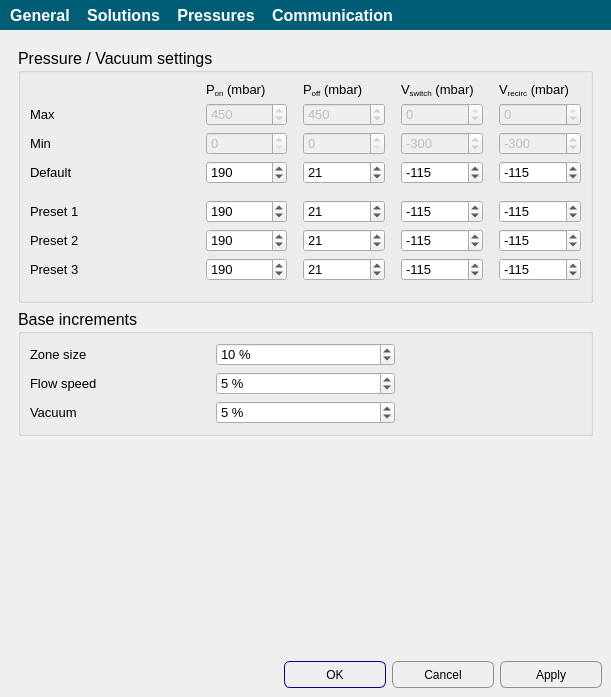
This is apps/Biopen_wizard/tools.ui in bellonemauro/Labonatip2.0 as Qt 5 draws it before an edit. The edited form follows.
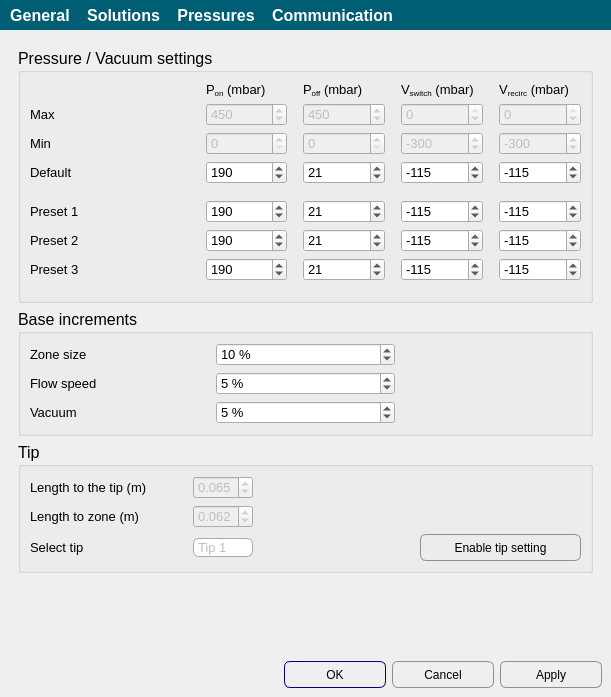
This is the edited form. The open tabs and pages were chosen to show the change. Icons and pictures are not drawn.

Commit message: added new functionality for tip selection

Diff of the .ui file:
```diff
--- a/apps/Biopen_wizard/tools.ui
+++ b/apps/Biopen_wizard/tools.ui
@@ -2086,19 +2086,6 @@
       </widget>
       <widget class="QWidget" name="page">
        <layout class="QGridLayout" name="gridLayout_5">
-        <item row="3" column="1">
-         <spacer name="verticalSpacer_5">
-          <property name="orientation">
-           <enum>Qt::Vertical</enum>
-          </property>
-          <property name="sizeHint" stdset="0">
-           <size>
-            <width>20</width>
-            <height>10</height>
-           </size>
-          </property>
-         </spacer>
-        </item>
         <item row="0" column="0" colspan="2">
          <widget class="QGroupBox" name="groupBox_generalSettings_2">
           <property name="minimumSize">
@@ -3184,6 +3171,227 @@
           <zorder>label_23</zorder>
          </widget>
         </item>
+        <item row="4" column="1">
+         <spacer name="verticalSpacer_5">
+          <property name="orientation">
+           <enum>Qt::Vertical</enum>
+          </property>
+          <property name="sizeHint" stdset="0">
+           <size>
+            <width>20</width>
+            <height>10</height>
+           </size>
+          </property>
+         </spacer>
+        </item>
+        <item row="3" column="0" colspan="2">
+         <widget class="QGroupBox" name="groupBox_2">
+          <property name="minimumSize">
+           <size>
+            <width>0</width>
+            <height>20</height>
+           </size>
+          </property>
+          <property name="font">
+           <font>
+            <pointsize>12</pointsize>
+           </font>
+          </property>
+          <property name="title">
+           <string>Tip</string>
+          </property>
+          <layout class="QGridLayout" name="gridLayout_9">
+           <item row="0" column="0">
+            <widget class="QLabel" name="label_39">
+             <property name="minimumSize">
+              <size>
+               <width>0</width>
+               <height>0</height>
+              </size>
+             </property>
+             <property name="maximumSize">
+              <size>
+               <width>16777215</width>
+               <height>16777215</height>
+              </size>
+             </property>
+             <property name="font">
+              <font>
+               <pointsize>10</pointsize>
+              </font>
+             </property>
+             <property name="text">
+              <string>Length to the tip (m)</string>
+             </property>
+            </widget>
+           </item>
+           <item row="1" column="0">
+            <widget class="QLabel" name="label_40">
+             <property name="font">
+              <font>
+               <pointsize>10</pointsize>
+              </font>
+             </property>
+             <property name="text">
+              <string>Length to zone (m)</string>
+             </property>
+            </widget>
+           </item>
+           <item row="2" column="0">
+            <widget class="QLabel" name="label_41">
+             <property name="font">
+              <font>
+               <pointsize>10</pointsize>
+              </font>
+             </property>
+             <property name="text">
+              <string>Select tip</string>
+             </property>
+            </widget>
+           </item>
+           <item row="2" column="2">
+            <widget class="QComboBox" name="comboBox_tipSelection">
+             <property name="enabled">
+              <bool>false</bool>
+             </property>
+             <property name="font">
+              <font>
+               <pointsize>10</pointsize>
+              </font>
+             </property>
+             <item>
+              <property name="text">
+               <string>Tip 1</string>
+              </property>
+             </item>
+             <item>
+              <property name="text">
+               <string>Tip 2</string>
+              </property>
+             </item>
+            </widget>
+           </item>
+           <item row="1" column="2">
+            <widget class="QDoubleSpinBox" name="doubleSpinBox_lengthToZone">
+             <property name="enabled">
+              <bool>false</bool>
+             </property>
+             <property name="minimumSize">
+              <size>
+               <width>0</width>
+               <height>20</height>
+              </size>
+             </property>
+             <property name="font">
+              <font>
+               <pointsize>10</pointsize>
+              </font>
+             </property>
+             <property name="decimals">
+              <number>3</number>
+             </property>
+             <property name="minimum">
+              <double>0.001000000000000</double>
+             </property>
+             <property name="maximum">
+              <double>0.100000000000000</double>
+             </property>
+             <property name="value">
+              <double>0.062000000000000</double>
+             </property>
+            </widget>
+           </item>
+           <item row="0" column="2">
+            <widget class="QDoubleSpinBox" name="doubleSpinBox_lengthToTip">
+             <property name="enabled">
+              <bool>false</bool>
+             </property>
+             <property name="minimumSize">
+              <size>
+               <width>0</width>
+               <height>20</height>
+              </size>
+             </property>
+             <property name="maximumSize">
+              <size>
+               <width>100</width>
+               <height>16777215</height>
+              </size>
+             </property>
+             <property name="font">
+              <font>
+               <pointsize>10</pointsize>
+              </font>
+             </property>
+             <property name="decimals">
+              <number>3</number>
+             </property>
+             <property name="minimum">
+              <double>0.001000000000000</double>
+             </property>
+             <property name="maximum">
+              <double>0.100000000000000</double>
+             </property>
+             <property name="singleStep">
+              <double>0.001000000000000</double>
+             </property>
+             <property name="value">
+              <double>0.065000000000000</double>
+             </property>
+            </widget>
+           </item>
+           <item row="2" column="4">
+            <widget class="QPushButton" name="pushButton_enableTipSetting">
+             <property name="text">
+              <string>Enable tip setting</string>
+             </property>
+            </widget>
+           </item>
+           <item row="0" column="1" rowspan="3">
+            <spacer name="horizontalSpacer_3">
+             <property name="orientation">
+              <enum>Qt::Horizontal</enum>
+             </property>
+             <property name="sizeType">
+              <enum>QSizePolicy::Fixed</enum>
+             </property>
+             <property name="sizeHint" stdset="0">
+              <size>
+               <width>40</width>
+               <height>20</height>
+              </size>
+             </property>
+            </spacer>
+           </item>
+           <item row="2" column="3">
+            <spacer name="horizontalSpacer_4">
+             <property name="orientation">
+              <enum>Qt::Horizontal</enum>
+             </property>
+             <property name="sizeHint" stdset="0">
+              <size>
+               <width>40</width>
+               <height>20</height>
+              </size>
+             </property>
+            </spacer>
+           </item>
+           <item row="0" column="4" rowspan="2">
+            <spacer name="horizontalSpacer_2">
+             <property name="orientation">
+              <enum>Qt::Horizontal</enum>
+             </property>
+             <property name="sizeHint" stdset="0">
+              <size>
+               <width>40</width>
+               <height>20</height>
+              </size>
+             </property>
+            </spacer>
+           </item>
+          </layout>
+         </widget>
+        </item>
        </layout>
        <zorder>groupBox</zorder>
        <zorder>groupBox_generalSettings_2</zorder>
```
Left out of the diff: 1359 changed lines with no effect on the pictures. The commit also changes 16 other files.
